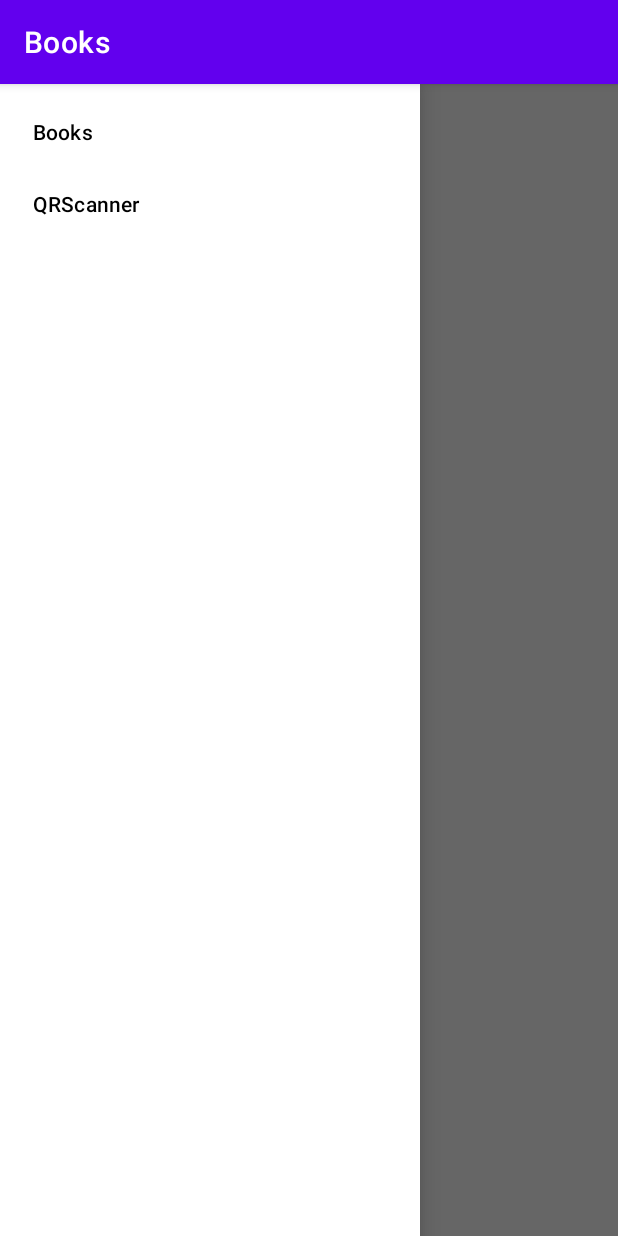
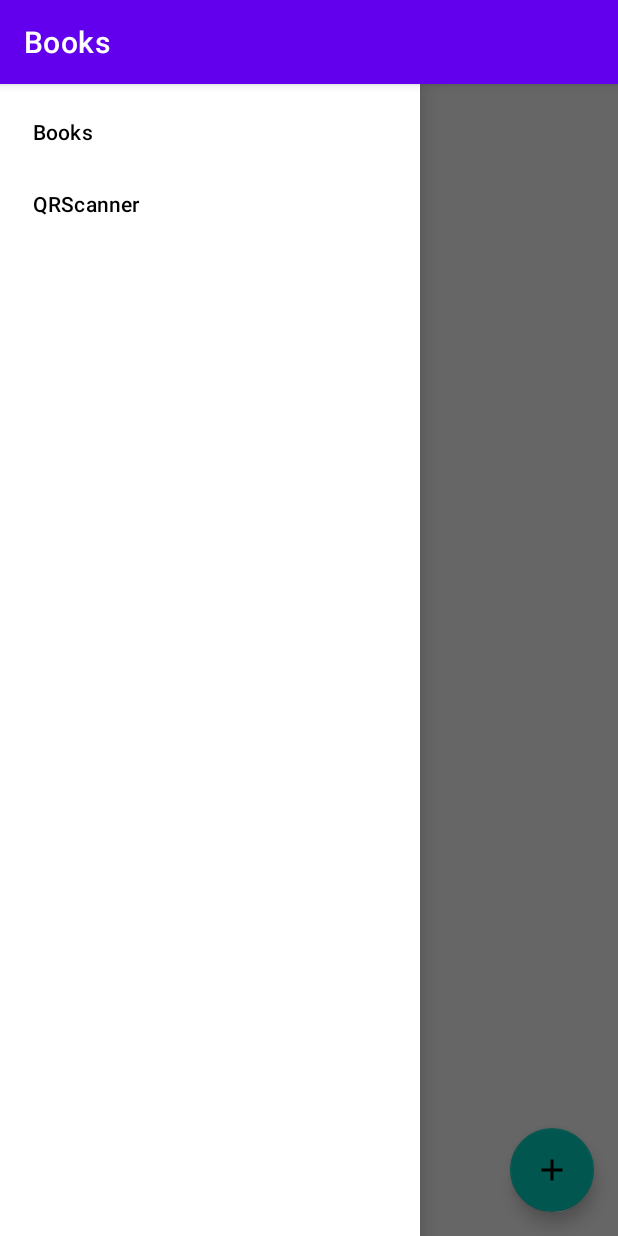
Before and after one commit to shambu2k/smart-note, an Android app: the screen it shows after launch (MainActivity), with the side drawer open, on a phone screen of 412 x 824 dp. Run offline under Robolectric (Android 15) with nearby library versions, the phone set to English and light mode, and no system bars; our stand-ins replace Dagger/Hilt's generated code, navigation-ui.

Commit message:
feat: add new book feature

```diff
--- a/app/build.gradle
+++ b/app/build.gradle
@@ -3,6 +3,7 @@ apply plugin: 'kotlin-android'
 apply plugin: 'kotlin-android-extensions'
 apply plugin: 'kotlin-kapt'
 apply plugin: 'dagger.hilt.android.plugin'
+apply plugin: "androidx.navigation.safeargs.kotlin"
 
 android {
     compileSdkVersion 30
@@ -45,6 +46,7 @@ dependencies {
     implementation 'androidx.core:core-ktx:1.1.0'
     implementation 'androidx.appcompat:appcompat:1.1.0'
     implementation 'androidx.constraintlayout:constraintlayout:1.1.3'
+    implementation "com.google.android.material:material:1.2.1"
     implementation 'androidx.legacy:legacy-support-v4:1.0.0'
     testImplementation 'junit:junit:4.12'
     androidTestImplementation 'androidx.test.ext:junit:1.1.1'
--- a/app/src/main/java/com/example/smartnote/MainActivity.kt
+++ b/app/src/main/java/com/example/smartnote/MainActivity.kt
@@ -8,7 +8,7 @@ import androidx.core.view.GravityCompat
 import androidx.lifecycle.Observer
 import androidx.lifecycle.ViewModelProvider
 import androidx.navigation.NavController
-import androidx.navigation.findNavController
+import androidx.navigation.fragment.NavHostFragment
 import androidx.navigation.ui.NavigationUI
 import com.example.smartnote.databinding.ActivityMainBinding
 import com.example.smartnote.db.*
@@ -37,7 +37,8 @@ class MainActivity : AppCompatActivity() {
     private fun setupNavigation() {
         supportActionBar?.setDisplayHomeAsUpEnabled(true)
         supportActionBar?.setDisplayShowHomeEnabled(true)
-        navController = findNavController(R.id.nav_host_fragment)
+        val navHostFragment = supportFragmentManager.findFragmentById(R.id.nav_host_fragment) as NavHostFragment
+        navController = navHostFragment.navController
         NavigationUI.setupActionBarWithNavController(this, navController)
         NavigationUI.setupWithNavController(binding.sideNavigationDrawer, navController)
         binding.sideNavigationDrawer.setNavigationItemSelectedListener { item: MenuItem ->
--- a/app/src/main/java/com/example/smartnote/fragments/BooksFragment.kt
+++ b/app/src/main/java/com/example/smartnote/fragments/BooksFragment.kt
@@ -5,6 +5,7 @@ import android.view.LayoutInflater
 import android.view.View
 import android.view.ViewGroup
 import androidx.fragment.app.Fragment
+import androidx.navigation.fragment.findNavController
 import com.example.smartnote.databinding.FragmentBooksBinding
 import com.example.smartnote.helpers.viewLifecycle
 import dagger.hilt.android.AndroidEntryPoint
@@ -19,6 +20,10 @@ class BooksFragment : Fragment() {
         savedInstanceState: Bundle?
     ): View? {
         binding = FragmentBooksBinding.inflate(inflater, container, false)
+        binding.buttonAddBook.setOnClickListener {
+           val action = BooksFragmentDirections.actionBooksFragmentToSubjectGridFragment()
+            findNavController().navigate(action)
+        }
         return binding.root
     }
 }
--- /dev/null
+++ b/app/src/main/res/anim/slide_in_left.xml
@@ -0,0 +1,7 @@
+<?xml version="1.0" encoding="utf-8"?>
+<set xmlns:android="http://schemas.android.com/apk/res/android">
+    <translate
+        android:duration="200"
+        android:fromXDelta="-100%"
+        android:toXDelta="0%" />
+</set>
--- /dev/null
+++ b/app/src/main/res/anim/slide_in_right.xml
@@ -0,0 +1,7 @@
+<?xml version="1.0" encoding="utf-8"?>
+<set xmlns:android="http://schemas.android.com/apk/res/android">
+    <translate
+        android:duration="200"
+        android:fromXDelta="100%"
+        android:toXDelta="0%" />
+</set>
--- /dev/null
+++ b/app/src/main/res/anim/slide_out_left.xml
@@ -0,0 +1,7 @@
+<?xml version="1.0" encoding="utf-8"?>
+<set xmlns:android="http://schemas.android.com/apk/res/android">
+    <translate
+        android:duration="200"
+        android:fromXDelta="0%"
+        android:toXDelta="-100%" />
+</set>
--- /dev/null
+++ b/app/src/main/res/anim/slide_out_right.xml
@@ -0,0 +1,7 @@
+<?xml version="1.0" encoding="utf-8"?>
+<set xmlns:android="http://schemas.android.com/apk/res/android">
+    <translate
+        android:duration="200"
+        android:fromXDelta="0%"
+        android:toXDelta="100%" />
+</set>
--- /dev/null
+++ b/app/src/main/res/drawable/ic_add.xml
@@ -0,0 +1,10 @@
+<vector xmlns:android="http://schemas.android.com/apk/res/android"
+    android:width="24dp"
+    android:height="24dp"
+    android:viewportWidth="24"
+    android:viewportHeight="24"
+    android:tint="?attr/colorControlNormal">
+  <path
+      android:fillColor="@android:color/white"
+      android:pathData="M19,13h-6v6h-2v-6H5v-2h6V5h2v6h6v2z"/>
+</vector>
--- a/app/src/main/res/layout/activity_main.xml
+++ b/app/src/main/res/layout/activity_main.xml
@@ -7,7 +7,7 @@
     android:layout_height="match_parent"
     tools:context=".MainActivity">
 
-    <fragment
+    <androidx.fragment.app.FragmentContainerView
         android:id="@+id/nav_host_fragment"
         android:name="androidx.navigation.fragment.NavHostFragment"
         android:layout_width="match_parent"
--- a/app/src/main/res/layout/fragment_books.xml
+++ b/app/src/main/res/layout/fragment_books.xml
@@ -5,4 +5,13 @@
     android:layout_height="match_parent"
     tools:context=".fragments.BooksFragment">
 
+    <com.google.android.material.floatingactionbutton.FloatingActionButton
+        android:id="@+id/button_add_book"
+        android:layout_width="wrap_content"
+        android:layout_height="wrap_content"
+        android:layout_gravity="end|bottom"
+        android:src="@drawable/ic_add"
+        android:layout_margin="16dp"
+        android:contentDescription="Add Book" />
+
 </FrameLayout>
--- a/app/src/main/res/navigation/nav_graph.xml
+++ b/app/src/main/res/navigation/nav_graph.xml
@@ -9,12 +9,25 @@
         android:id="@+id/booksFragment"
         android:name="com.example.smartnote.fragments.BooksFragment"
         android:label="Books"
-        tools:layout="@layout/fragment_books"/>
+        tools:layout="@layout/fragment_books">
+        <action
+            android:id="@+id/action_booksFragment_to_subjectGridFragment"
+            app:destination="@id/subjectGridFragment"
+            app:enterAnim="@anim/slide_in_right"
+            app:exitAnim="@anim/slide_out_left"
+            app:popEnterAnim="@anim/slide_in_left"
+            app:popExitAnim="@anim/slide_out_right" />
+    </fragment>
 
     <fragment
         android:id="@+id/qrscannerFragment"
         android:name="com.example.smartnote.fragments.QRScannerFragment"
         android:label="QRScanner"
         tools:layout="@layout/fragment_q_r_scanner"/>
+    <fragment
+        android:id="@+id/subjectGridFragment"
+        android:name="com.example.smartnote.fragments.SubjectGridFragment"
+        android:label="Add New Book"
+        tools:layout="@layout/fragment_subject_grid" />
 
 </navigation>
--- a/build.gradle
+++ b/build.gradle
@@ -6,9 +6,11 @@ buildscript {
         jcenter()
     }
     dependencies {
+        def nav_version = "2.3.1"
         classpath 'com.android.tools.build:gradle:4.1.0'
         classpath "org.jetbrains.kotlin:kotlin-gradle-plugin:$kotlin_version"
         classpath 'com.google.dagger:hilt-android-gradle-plugin:2.28-alpha'
+        classpath "androidx.navigation:navigation-safe-args-gradle-plugin:$nav_version"
 
         // NOTE: Do not place your application dependencies here; they belong
         // in the individual module build.gradle files
```
Also changed, not shown: app/src/main/java/com/example/smartnote/SubjectDao.kt (added, +22 -0 lines), app/src/main/java/com/example/smartnote/SubjectGrid.kt (added, +16 -0 lines), app/src/main/java/com/example/smartnote/SubjectGridRepository.kt (added, +46 -0 lines), app/src/main/java/com/example/smartnote/SubjectGridViewModel.kt (added, +41 -0 lines), app/src/main/java/com/example/smartnote/fragments/SubjectGridFragment.kt (added, +98 -0 lines), app/src/main/res/layout/fragment_subject_grid.xml (added, +120 -0 lines).
